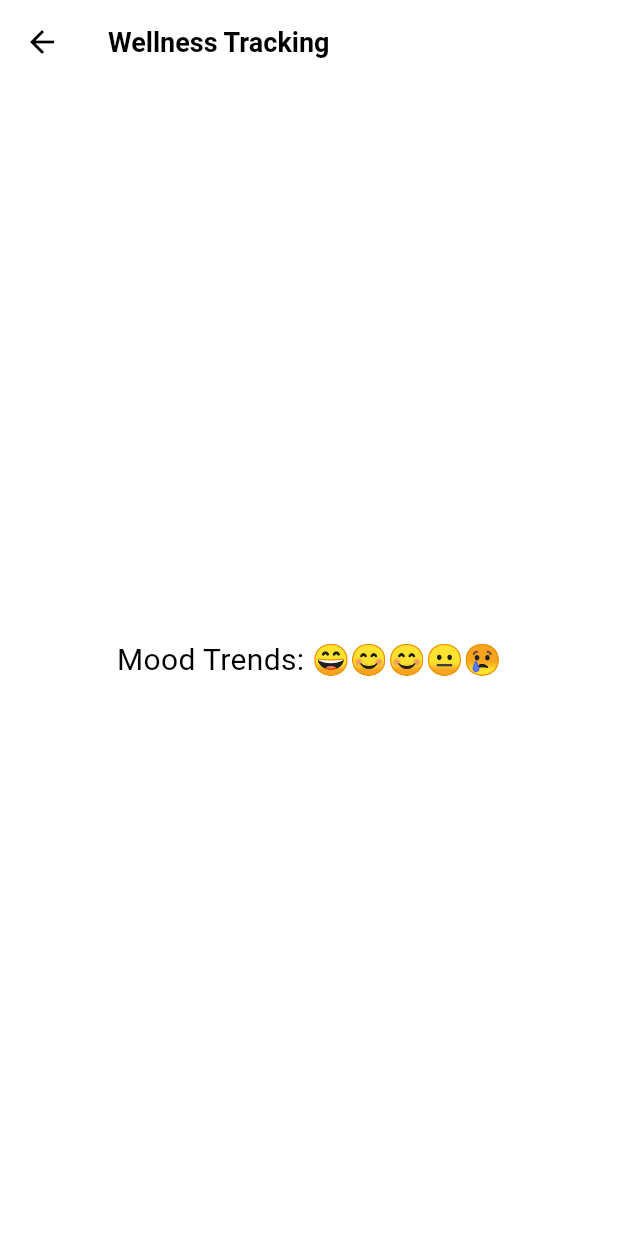
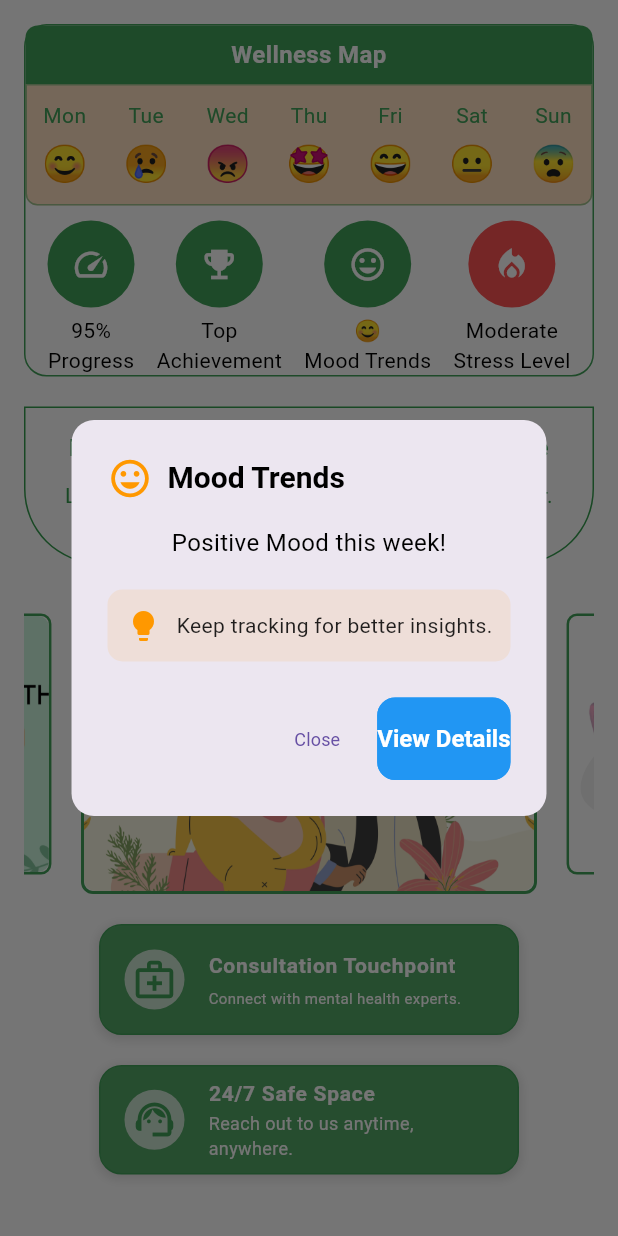
Before and after one commit to JericoDj/MentalHealth, a Flutter app: the HomeScreen screen opened directly, after a tap on "Mood Trends", on a phone screen of 412 x 824 dp. Run offline on Flutter 3.47's test engine with Material 3 defaults, Android fonts, the phone set to English and light mode, and no system bars; drawn by our look-alikes of carousel_slider; our stand-ins replace connectivity_plus, firebase_auth, firebase_core, flutter_native_splash, get, iconsax and 3 more; accounts and stored records are empty.

Commit message:
Fifth Commit
Tracking pages need

```diff
--- a/lib/screens/homescreen/homescreen.dart
+++ b/lib/screens/homescreen/homescreen.dart
@@ -3,8 +3,8 @@ import 'package:flutter/material.dart';
 import 'package:llps_mental_app/utils/constants/colors.dart';
 
 import '../../widgets/homescreen_widgets/consultation_touchpoint.dart';
-import '../../widgets/homescreen_widgets/progress_widget.dart';
 import '../../widgets/homescreen_widgets/safe_space.dart';
+import '../../widgets/homescreen_widgets/welcome_message_section.dart';
 import '../../widgets/homescreen_widgets/wellness_tracking/wellness_map.dart';
 
 class HomeScreen extends StatelessWidget {
@@ -24,9 +24,9 @@ class HomeScreen extends StatelessWidget {
               // Daily Moods Section
 
               // Progress Dashboard
-              const ProgressDashboardCard(),
+              ProgressDashboardCard(),
               const SizedBox(height: 20),
-              ProgressSection(),
+              WelcomeMessageSection(),
               const SizedBox(height: 20),
 
               // Carousel Slider Section
--- a/lib/screens/homescreen/wellness_tracking/wellness_tracking_page.dart
+++ /dev/null
@@ -1,83 +0,0 @@
-import 'package:flutter/material.dart';
-
-class WellnessTrackingPage extends StatelessWidget {
-  final String displayMode; // Determines if we show progress, mood trends, or achievements
-  final String selectedDay; // Only for daily mood tracking
-
-  const WellnessTrackingPage({
-    Key? key,
-    required this.displayMode,
-    this.selectedDay = "",
-  }) : super(key: key);
-
-  @override
-  Widget build(BuildContext context) {
-    Widget content;
-
-    switch (displayMode) {
-      case 'progress':
-        content = _buildUserProgress();
-        break;
-      case 'mood_trends':
-        content = _buildMoodTrends();
-        break;
-      case 'achievement':
-        content = _buildAchievements();
-        break;
-      case 'daily_mood':
-        content = _buildDailyMoodTracking();
-        break;
-      default:
-        content = const Center(child: Text("Invalid Selection"));
-    }
-
-    return Scaffold(
-      appBar: AppBar(
-        title: Text(displayMode == 'daily_mood'
-            ? "Mood for $selectedDay"
-            : "Wellness Tracking"),
-      ),
-      body: Padding(
-        padding: const EdgeInsets.all(16.0),
-        child: content,
-      ),
-    );
-  }
-
-  // Mock Data for Visualization
-  Widget _buildUserProgress() {
-    return const Center(
-      child: Text(
-        "User Progress: 20 Check-ins This Month",
-        style: TextStyle(fontSize: 20),
-      ),
-    );
-  }
-
-  Widget _buildMoodTrends() {
-    return const Center(
-      child: Text(
-        "Mood Trends: 😄😊😊😐😢",
-        style: TextStyle(fontSize: 20),
-      ),
-    );
-  }
-
-  Widget _buildAchievements() {
-    return const Center(
-      child: Text(
-        "Achievements: 3 Milestones Reached",
-        style: TextStyle(fontSize: 20),
-      ),
-    );
-  }
-
-  Widget _buildDailyMoodTracking() {
-    return Center(
-      child: Text(
-        "Mood Tracking for $selectedDay: 😊",
-        style: const TextStyle(fontSize: 20),
-      ),
-    );
-  }
-}
--- a/lib/widgets/homescreen_widgets/progress_widget.dart
+++ b/lib/widgets/homescreen_widgets/welcome_message_section.dart
@@ -3,7 +3,7 @@ import 'package:flutter/material.dart';
 
 import '../../utils/constants/colors.dart';
 
-class ProgressSection extends StatelessWidget {
+class WelcomeMessageSection extends StatelessWidget {
   @override
   Widget build(BuildContext context) {
     return Container(
--- /dev/null
+++ b/lib/widgets/homescreen_widgets/wellness_tracking/pop_ups/daily_mood_popup.dart
@@ -0,0 +1,36 @@
+import 'package:flutter/material.dart';
+
+class DailyMoodPopup extends StatelessWidget {
+  final String selectedDay;
+  final String mood;
+
+  const DailyMoodPopup({
+    Key? key,
+    required this.selectedDay,
+    required this.mood,
+  }) : super(key: key);
+
+  @override
+  Widget build(BuildContext context) {
+    return AlertDialog(
+      title: Text("Mood for $selectedDay"),
+      content: Text(
+        "Today's Mood: $mood\nNotes: 'Feeling good and productive!'",
+        style: const TextStyle(fontSize: 16),
+      ),
+      actions: [
+        TextButton(
+          onPressed: () => Navigator.of(context).pop(),
+          child: const Text("Close"),
+        ),
+        ElevatedButton(
+          onPressed: () {
+            Navigator.of(context).pop();
+            // Navigate to mood tracking details
+          },
+          child: const Text("View Details"),
+        ),
+      ],
+    );
+  }
+}
--- /dev/null
+++ b/lib/widgets/homescreen_widgets/wellness_tracking/pop_ups/mood_trends_popup.dart
@@ -0,0 +1,78 @@
+import 'package:flutter/material.dart';
+import 'package:get/get.dart';
+import '../../../../screens/homescreen/wellness_tracking/progress_map_screen.dart';
+
+class MoodTrendsPopup extends StatelessWidget {
+  final String title;
+  final String moodSummary;
+  final String recommendation;
+
+  const MoodTrendsPopup({
+    Key? key,
+    required this.title,
+    required this.moodSummary,
+    required this.recommendation,
+  }) : super(key: key);
+
+  @override
+  Widget build(BuildContext context) {
+    return AlertDialog(
+      shape: RoundedRectangleBorder(
+        borderRadius: BorderRadius.circular(15),
+      ),
+      title: Row(
+        children: [
+          const Icon(Icons.mood, color: Colors.orange, size: 30),
+          const SizedBox(width: 10),
+          Text(
+            title,
+            style: const TextStyle(fontSize: 20, fontWeight: FontWeight.bold),
+          ),
+        ],
+      ),
+      content: Column(
+        mainAxisSize: MainAxisSize.min,
+        children: [
+          Text(
+            moodSummary,
+            textAlign: TextAlign.center,
+            style: const TextStyle(fontSize: 16),
+          ),
+          const SizedBox(height: 20),
+          Container(
+            padding: const EdgeInsets.all(12),
+            decoration: BoxDecoration(
+              color: Colors.orange.withOpacity(0.1),
+              borderRadius: BorderRadius.circular(10),
+            ),
+            child: Row(
+              children: [
+                const Icon(Icons.lightbulb, color: Colors.orange),
+                const SizedBox(width: 10),
+                Expanded(
+                  child: Text(
+                    recommendation,
+                    style: const TextStyle(fontSize: 14, color: Colors.black87),
+                  ),
+                ),
+              ],
+            ),
+          ),
+        ],
+      ),
+      actions: [
+        TextButton(
+          onPressed: () => Navigator.of(context).pop(),
+          child: const Text("Close"),
+        ),
+        ElevatedButton(
+          onPressed: () {
+            Navigator.of(context).pop();
+            Get.to(() => const ProgressMapScreen(scrollToIndex: 2));  // Scroll to Mood Trends (Index 2)
+          },
+          child: const Text("View Details"),
+        ),
+      ],
+    );
+  }
+}
--- /dev/null
+++ b/lib/widgets/homescreen_widgets/wellness_tracking/pop_ups/progress_popup.dart
@@ -0,0 +1,31 @@
+import 'package:flutter/material.dart';
+import 'package:get/get.dart';
+import '../../../../screens/homescreen/wellness_tracking/progress_map_screen.dart';
+
+class ProgressPopup extends StatelessWidget {
+  const ProgressPopup({Key? key}) : super(key: key);
+
+  @override
+  Widget build(BuildContext context) {
+    return AlertDialog(
+      title: const Text("User Progress"),
+      content: const Text(
+        "You have checked in 25 times this month!\nStreak: 10 days in a row.\nKeep up the great work!",
+        style: TextStyle(fontSize: 16),
+      ),
+      actions: [
+        TextButton(
+          onPressed: () => Navigator.of(context).pop(),
+          child: const Text("Close"),
+        ),
+        ElevatedButton(
+          onPressed: () {
+            Navigator.of(context).pop();
+            Get.to(() => const ProgressMapScreen(scrollToIndex: 0));  // Scroll to User Progress (Index 0)
+          },
+          child: const Text("View Progress"),
+        ),
+      ],
+    );
+  }
+}
--- /dev/null
+++ b/lib/widgets/homescreen_widgets/wellness_tracking/pop_ups/stress_level_popup.dart
@@ -0,0 +1,31 @@
+import 'package:flutter/material.dart';
+import 'package:get/get.dart';
+import '../../../../screens/homescreen/wellness_tracking/progress_map_screen.dart';
+
+class StressLevelPopup extends StatelessWidget {
+  const StressLevelPopup({Key? key}) : super(key: key);
+
+  @override
+  Widget build(BuildContext context) {
+    return AlertDialog(
+      title: const Text("Stress Level"),
+      content: const Text(
+        "Current Stress Level: Moderate\n\nRecommendation:\n- Try breathing exercises\n- Take a short walk\n- Listen to relaxing music.",
+        style: TextStyle(fontSize: 16),
+      ),
+      actions: [
+        TextButton(
+          onPressed: () => Navigator.of(context).pop(),
+          child: const Text("Close"),
+        ),
+        ElevatedButton(
+          onPressed: () {
+            Navigator.of(context).pop();
+            Get.to(() => const ProgressMapScreen(scrollToIndex: 3));  // Scroll to Stress Section (Index 3)
+          },
+          child: const Text("Manage Stress"),
+        ),
+      ],
+    );
+  }
+}
--- a/lib/widgets/homescreen_widgets/wellness_tracking/wellness_map.dart
+++ b/lib/widgets/homescreen_widgets/wellness_tracking/wellness_map.dart
@@ -1,30 +1,57 @@
 import 'package:flutter/material.dart';
-import 'package:get/get.dart'; // For navigation
-import '../../../../screens/homescreen/wellness_tracking/wellness_tracking_page.dart';
+import 'package:get/get.dart';
+import 'package:llps_mental_app/widgets/homescreen_widgets/wellness_tracking/pop_ups/achievements_popup.dart';
+import 'package:llps_mental_app/widgets/homescreen_widgets/wellness_tracking/pop_ups/daily_mood_popup.dart';
+import 'package:llps_mental_app/widgets/homescreen_widgets/wellness_tracking/pop_ups/mood_trends_popup.dart';
+import 'package:llps_mental_app/widgets/homescreen_widgets/wellness_tracking/pop_ups/progress_popup.dart';
+import 'package:llps_mental_app/widgets/homescreen_widgets/wellness_tracking/pop_ups/stress_level_popup.dart';
+
 import '../../../../utils/constants/colors.dart';
 
 class ProgressDashboardCard extends StatelessWidget {
-  const ProgressDashboardCard({Key? key}) : super(key: key);
+  ProgressDashboardCard({Key? key}) : super(key: key);
+
+  // Moods for each day (Dynamic)
+  final Map<String, String> dailyMoods = {
+    "Mon": "😊",
+    "Tue": "😢",
+    "Wed": "😠",
+    "Thu": "🤩",
+    "Fri": "😄",
+    "Sat": "😐",
+    "Sun": "😨",
+  };
 
   @override
   Widget build(BuildContext context) {
     return Container(
       decoration: BoxDecoration(
         border: Border.all(color: MyColors.color1),
+        borderRadius: BorderRadius.circular(15),
         color: Colors.transparent,
-        borderRadius: BorderRadius.circular(15),
       ),
       child: Column(
         crossAxisAlignment: CrossAxisAlignment.center,
         children: [
-          Container(
+          _buildHeader(),
+          _buildMoodSection(context),
+          const SizedBox(height: 10),
+          _buildProgressButtons(context),
+        ],
+      ),
+    );
+  }
+
+  Widget _buildHeader() {
+    return Container(
       width: double.infinity,
       padding: const EdgeInsets.all(8.0),
       decoration: BoxDecoration(
         color: MyColors.color1,
         borderRadius: const BorderRadius.only(
           topLeft: Radius.circular(8),
-                  topRight: Radius.circular(8)),
+          topRight: Radius.circular(8),
+        ),
       ),
       child: const Text(
         "Wellness Map",
@@ -35,35 +62,31 @@ class ProgressDashboardCard extends StatelessWidget {
           color: Colors.white,
         ),
       ),
-          ),
+    );
+  }
 
-          // Daily Mood Section
-          Container(
+  Widget _buildMoodSection(BuildContext context) {
+    return Container(
       decoration: BoxDecoration(
         color: MyColors.color2.withOpacity(0.3),
         border: Border.all(color: MyColors.color1.withOpacity(0.5)),
         borderRadius: const BorderRadius.only(
           bottomLeft: Radius.circular(8),
-                  bottomRight: Radius.circular(8)),
+          bottomRight: Radius.circular(8),
+        ),
       ),
       padding: const EdgeInsets.all(10),
       child: Row(
         mainAxisAlignment: MainAxisAlignment.spaceBetween,
-              children: [
-                _buildMoodDay("Mon", "😊", context),
-                _buildMoodDay("Tue", "😢", context),
-                _buildMoodDay("Wed", "😠", context),
-                _buildMoodDay("Thu", "🤩", context),
-                _buildMoodDay("Fri", "😄", context),
-                _buildMoodDay("Sat", "😐", context),
-                _buildMoodDay("Sun", "😨", context),
-              ],
+        children: dailyMoods.keys.map((day) {
+          return _buildMoodDay(day, dailyMoods[day]!, context);
+        }).toList(),
       ),
-          ),
-          const SizedBox(height: 10),
+    );
+  }
 
-          // Circular Buttons Section
-          Row(
+  Widget _buildProgressButtons(BuildContext context) {
+    return Row(
       mainAxisAlignment: MainAxisAlignment.spaceEvenly,
       children: [
         _buildCircularIconWithLabel(
@@ -72,9 +95,15 @@ class ProgressDashboardCard extends StatelessWidget {
           label: 'Progress',
           value: '95%',
           color: MyColors.color1,
-                onTap: () => Get.to(() => const WellnessTrackingPage(
           displayMode: 'progress',
-                )),
+        ),
+        _buildCircularIconWithLabel(
+          context,
+          icon: Icons.emoji_events,
+          label: 'Achievement',
+          value: 'Top',
+          color: MyColors.color1,
+          displayMode: 'achievement',
         ),
         _buildCircularIconWithLabel(
           context,
@@ -82,25 +111,18 @@ class ProgressDashboardCard extends StatelessWidget {
           label: 'Mood Trends',
           value: '😊',
           color: MyColors.color1,
-                onTap: () => Get.to(() => const WellnessTrackingPage(
           displayMode: 'mood_trends',
-                )),
         ),
         _buildCircularIconWithLabel(
           context,
-                icon: Icons.emoji_events,
-                label: 'Achievement',
-                value: 'Top',
-                color: MyColors.color1,
-                onTap: () => Get.to(() => const WellnessTrackingPage(
-                  displayMode: 'achievement',
-                )),
+          icon: Icons.local_fire_department,
+          label: 'Stress Level',
+          value: 'Moderate',
+          color: Colors.redAccent,
+          displayMode: 'stress_level',
         ),
+
       ],
-          ),
-          const SizedBox(height: 5),
-        ],
-      ),
     );
   }
 
@@ -110,10 +132,12 @@ class ProgressDashboardCard extends StatelessWidget {
         required String label,
         required String value,
         required Color color,
-        required Function() onTap,
+        required String displayMode,
       }) {
     return GestureDetector(
-      onTap: onTap,
+      onTap: () {
+        _showPopup(context, displayMode);
+      },
       child: Column(
         children: [
           Container(
@@ -138,10 +162,9 @@ class ProgressDashboardCard extends StatelessWidget {
 
   Widget _buildMoodDay(String day, String emoji, BuildContext context) {
     return GestureDetector(
-      onTap: () => Get.to(() => WellnessTrackingPage(
-        displayMode: 'daily_mood',
-        selectedDay: day,
-      )),
+      onTap: () {
+        _showPopup(context, 'daily_mood', selectedDay: day, mood: emoji);
+      },
       child: Column(
         children: [
           Text(day, style: TextStyle(color: MyColors.color1)),
@@ -151,4 +174,49 @@ class ProgressDashboardCard extends StatelessWidget {
       ),
     );
   }
+
+  // Trigger the Appropriate Pop-up
+  void _showPopup(BuildContext context, String mode, {String selectedDay = "", String mood = "😊"}) {
+    switch (mode) {
+      case 'progress':
+        showDialog(
+          context: context,
+          builder: (context) => const ProgressPopup(),
+        );
+        break;
+      case 'mood_trends':
+        showDialog(
+          context: context,
+          builder: (context) => const MoodTrendsPopup(
+            title: "Mood Trends",
+            moodSummary: "Positive Mood this week!",
+            recommendation: "Keep tracking for better insights.",
+          ),
+        );
+        break;
+      case 'stress_level':
+        showDialog(
+          context: context,
+          builder: (context) => const StressLevelPopup(),
+        );
+        break;
+      case 'achievement':
+        showDialog(
+          context: context,
+          builder: (context) => const AchievementsPopup(),
+        );
+        break;
+      case 'daily_mood':
+        showDialog(
+          context: context,
+          builder: (context) => DailyMoodPopup(
+            mood: mood,
+            selectedDay: selectedDay,
+          ),
+        );
+        break;
+      default:
+        break;
     }
+  }
+}
--- a/pubspec.yaml
+++ b/pubspec.yaml
@@ -39,11 +39,12 @@ dependencies:
   get: ^4.6.6
   connectivity_plus: ^5.0.2
   iconsax: ^0.0.8
-  intl: ^0.20.1
+  intl: ^0.19.0
   lottie: ^3.2.0
   carousel_slider: ^5.0.0
   signature: ^5.5.0
   go_router: ^14.6.2
+  table_calendar: ^3.1.3
 
   #this will determine if the user open the app first time
   shared_preferences: ^2.3.3
```
Also changed, not shown: lib/screens/homescreen/wellness_tracking/progress_map_screen.dart (added, +121 -0 lines), lib/widgets/homescreen_widgets/wellness_tracking/pop_ups/achievements_popup.dart (added, +31 -0 lines), lib/widgets/homescreen_widgets/wellness_tracking/progress_map_widgets/achievements_section.dart (added, +24 -0 lines), lib/widgets/homescreen_widgets/wellness_tracking/progress_map_widgets/mood_trends_section.dart (added, +24 -0 lines), lib/widgets/homescreen_widgets/wellness_tracking/progress_map_widgets/progress_section.dart (added, +24 -0 lines), lib/widgets/homescreen_widgets/wellness_tracking/progress_map_widgets/stress_management_section.dart (added, +24 -0 lines), pubspec.lock. Lines whose indentation alone changed are shown as unchanged.
